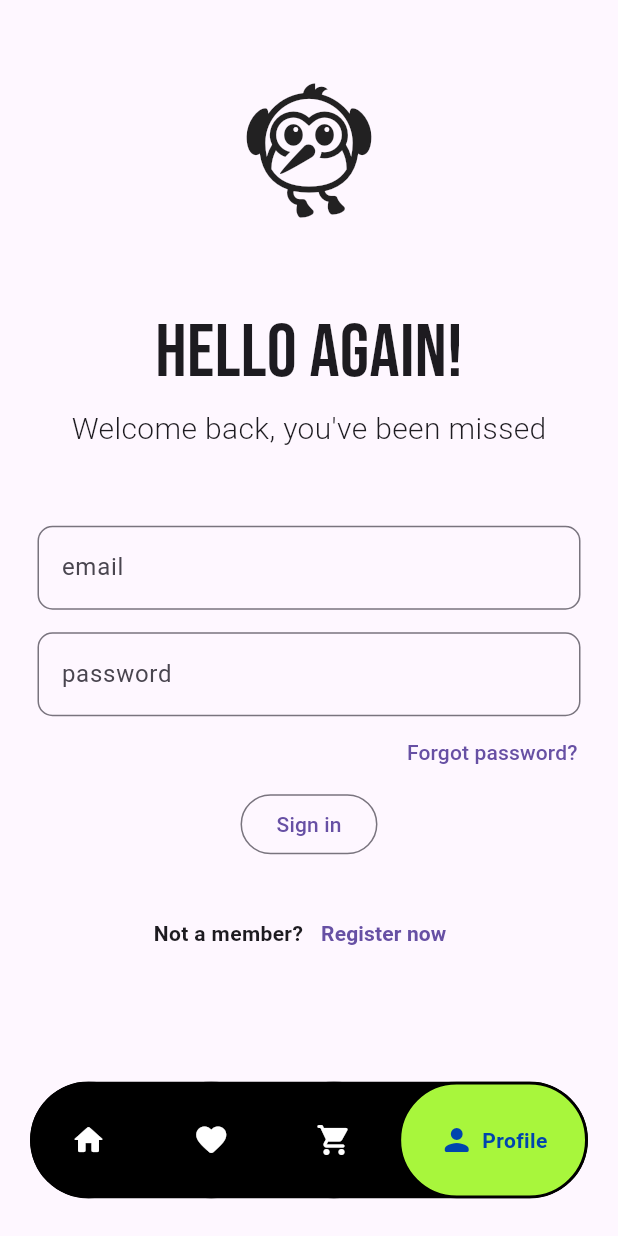
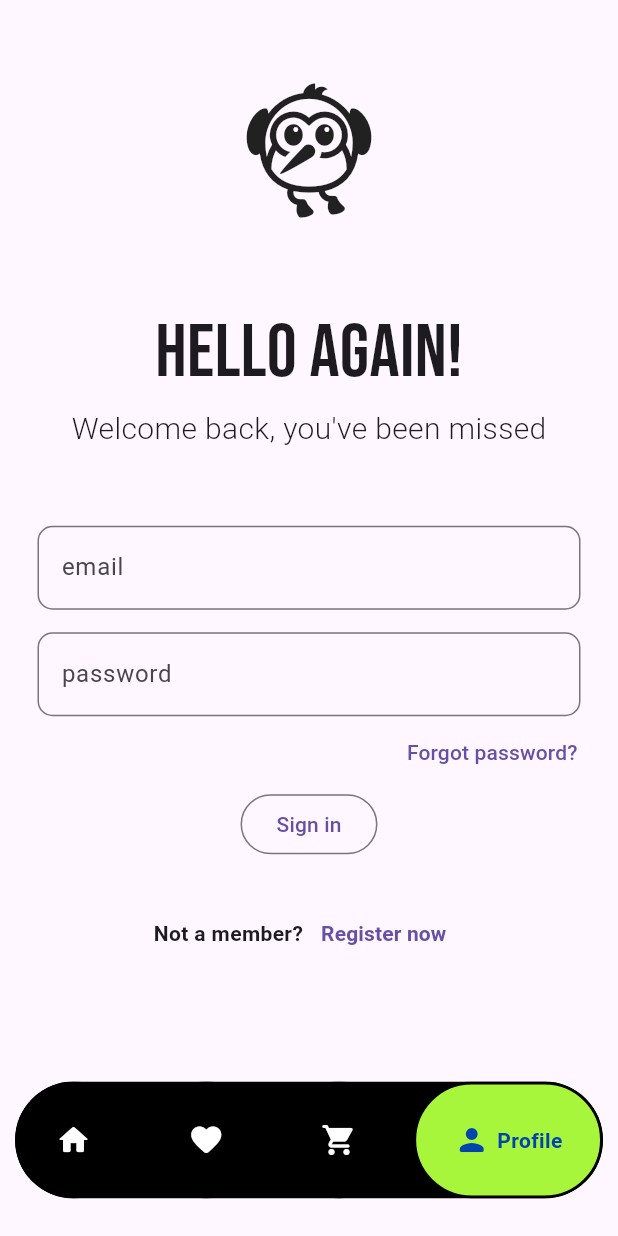
Before and after one commit to Anechaev06/sneaker_store, a Flutter app: the screen it shows after launch, item 4 of the bottom bar chosen, on a phone screen of 412 x 824 dp. Run offline on Flutter 3.47's test engine with Material 2 defaults, Android fonts, the phone set to English and light mode, and no system bars; drawn by our look-alikes of google_nav_bar; our stand-ins replace firebase_auth, firebase_core, google_fonts; accounts and stored records are empty.

Commit message:
Bug Fixes

```diff
--- a/lib/screens/navigation_screen.dart
+++ b/lib/screens/navigation_screen.dart
@@ -10,7 +10,7 @@ import 'package:sneaker_store/screens/home_screen.dart';
 import 'package:google_nav_bar/google_nav_bar.dart';
 
 class NavigationScreen extends StatefulWidget {
-  const NavigationScreen({Key? key}) : super(key: key);
+  const NavigationScreen({super.key});
 
   @override
   State<NavigationScreen> createState() => _NavigationScreenState();
@@ -40,7 +40,7 @@ class _NavigationScreenState extends State<NavigationScreen> {
       child: Scaffold(
         body: _screens.elementAt(_selectedIndex),
         bottomNavigationBar: Padding(
-          padding: const EdgeInsets.symmetric(horizontal: 20, vertical: 25),
+          padding: const EdgeInsets.symmetric(horizontal: 10, vertical: 25),
           child: ClipRRect(
             borderRadius: const BorderRadius.all(Radius.circular(50)),
             child: GNav(
--- a/lib/screens/signin_screen.dart
+++ b/lib/screens/signin_screen.dart
@@ -5,8 +5,8 @@ import 'package:sneaker_store/screens/forgot_password_screen.dart';
 
 class SignInScreen extends StatefulWidget {
   final VoidCallback showSignUpScreen;
-  const SignInScreen({Key? key, required this.showSignUpScreen})
-      : super(key: key);
+
+  const SignInScreen({super.key, required this.showSignUpScreen});
 
   @override
   State<SignInScreen> createState() => _SignInScreenState();
@@ -18,15 +18,9 @@ class _SignInScreenState extends State<SignInScreen> {
   final _passwordController = TextEditingController();
 
   Future signIn() async {
-    showDialog(
-      context: context,
-      builder: (context) => const Center(child: CircularProgressIndicator()),
-    );
     await FirebaseAuth.instance.signInWithEmailAndPassword(
         email: _emailController.text.trim(),
         password: _passwordController.text.trim());
-
-    Navigator.of(context).pop();
   }
 
   @override
--- a/pubspec.yaml
+++ b/pubspec.yaml
@@ -1,8 +1,7 @@
 name: sneaker_store
 description: A new Flutter project.
-publish_to: 'none'
+publish_to: 'none' # Remove this line if you wish to publish to pub.dev
 version: 1.0.0+1
-
 environment:
   sdk: '>=3.0.5 <4.0.0'
 
```
Also changed, not shown: lib/firebase_options.dart, 15 other files.
